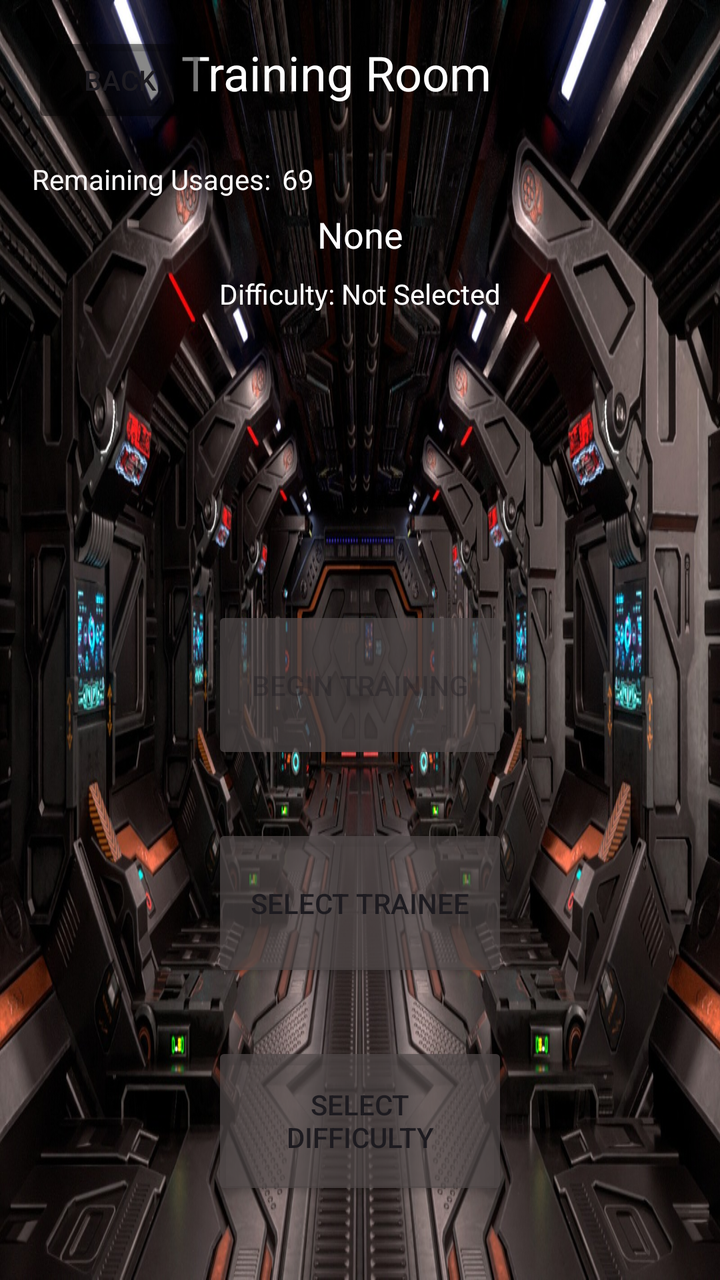
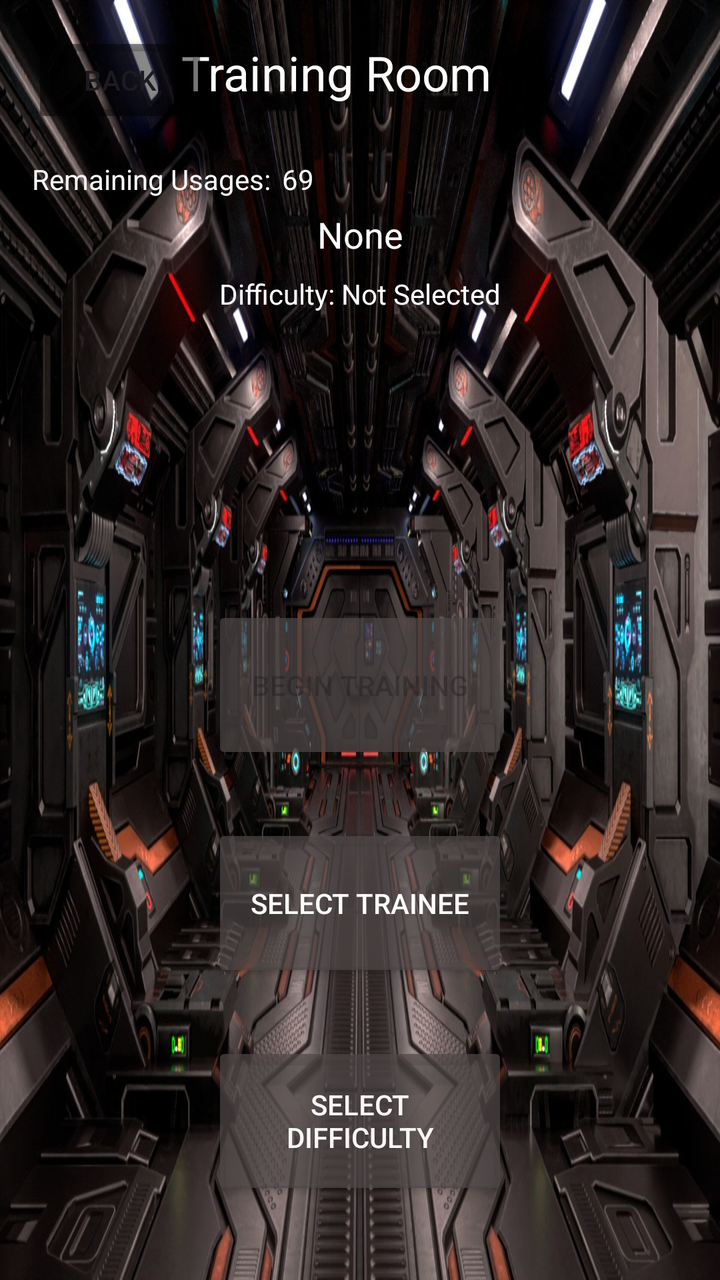

Screens rendered from an Android XML layout before and after an edit, with the pre-edit source and the edit as a unified diff.
<!-- AndroidManifest.xml: application theme Theme.PROJECT -->
<!-- res/layout/training_room.xml -->
<?xml version="1.0" encoding="utf-8"?>
<androidx.constraintlayout.widget.ConstraintLayout xmlns:android="http://schemas.android.com/apk/res/android"
    xmlns:app="http://schemas.android.com/apk/res-auto"
    xmlns:tools="http://schemas.android.com/tools"
    android:layout_width="match_parent"
    android:layout_height="match_parent"
    android:background="@drawable/training_room">

    <Button
        android:id="@+id/back_to_menu_button"
        android:layout_width="wrap_content"
        android:layout_height="wrap_content"
        android:layout_marginStart="16dp"
        android:layout_marginTop="16dp"
        android:text="Back"
        android:backgroundTint="#77000000"
        app:layout_constraintStart_toStartOf="parent"
        app:layout_constraintTop_toTopOf="parent" />

    <Button
        android:id="@+id/begin_training_button"
        android:layout_width="148dp"
        android:layout_height="79dp"
        android:layout_marginBottom="30dp"
        android:backgroundTint="#B74E4848"
        android:text="Begin Training"
        android:enabled="false"
        app:layout_constraintBottom_toTopOf="@+id/select_trainee_button"
        app:layout_constraintEnd_toEndOf="parent"
        app:layout_constraintStart_toStartOf="parent" />

    <Button
        android:id="@+id/select_trainee_button"
        android:layout_width="148dp"
        android:layout_height="79dp"
        android:layout_marginBottom="30dp"
        android:backgroundTint="#B74E4848"
        android:text="Select Trainee"
        app:layout_constraintBottom_toTopOf="@+id/select_difficulty_button"
        app:layout_constraintEnd_toEndOf="parent"
        app:layout_constraintStart_toStartOf="parent" />

    <Button
        android:id="@+id/select_difficulty_button"
        android:layout_width="148dp"
        android:layout_height="79dp"
        android:layout_marginBottom="40dp"
        android:backgroundTint="#B74E4848"
        android:text="Select Difficulty"
        app:layout_constraintBottom_toBottomOf="parent"
        app:layout_constraintEnd_toEndOf="parent"
        app:layout_constraintStart_toStartOf="parent" />

    <TextView
        android:id="@+id/training_room_text"
        android:layout_width="179dp"
        android:layout_height="45dp"
        android:layout_marginTop="20dp"
        android:text="Training Room"
        android:textColor="#FFFFFF"
        android:textSize="24sp"
        app:layout_constraintEnd_toEndOf="parent"
        app:layout_constraintStart_toStartOf="parent"
        app:layout_constraintTop_toTopOf="parent" />

    <TextView
        android:id="@+id/trainee_name_text"
        android:layout_width="wrap_content"
        android:layout_height="wrap_content"
        android:layout_marginTop="40dp"
        android:text="None"
        android:textColor="#FFFFFF"
        android:textSize="18sp"
        app:layout_constraintEnd_toEndOf="parent"
        app:layout_constraintStart_toStartOf="parent"
        app:layout_constraintTop_toBottomOf="@+id/training_room_text" />

    <TextView
        android:id="@+id/difficulty_label_text"
        android:layout_width="wrap_content"
        android:layout_height="wrap_content"
        android:layout_marginTop="8dp"
        android:text="Difficulty: Not Selected"
        android:textColor="#FFFFFF"
        app:layout_constraintEnd_toEndOf="parent"
        app:layout_constraintStart_toStartOf="parent"
        app:layout_constraintTop_toBottomOf="@+id/trainee_name_text" />

    <androidx.recyclerview.widget.RecyclerView
        android:id="@+id/recycler_view_training_select"
        android:layout_width="0dp"
        android:layout_height="0dp"
        android:layout_margin="16dp"
        android:background="#DD000000"
        android:padding="8dp"
        android:visibility="gone"
        app:layout_constraintBottom_toBottomOf="parent"
        app:layout_constraintEnd_toEndOf="parent"
        app:layout_constraintStart_toStartOf="parent"
        app:layout_constraintTop_toTopOf="parent" />

    <TextView
        android:id="@+id/daily_usages_text"
        android:layout_width="126dp"
        android:layout_height="25dp"
        android:layout_marginStart="16dp"
        android:layout_marginTop="80dp"
        android:text="Remaining Usages:"
        android:textColor="#FAF8F8"
        android:textSize="14sp"
        app:layout_constraintStart_toStartOf="parent"
        app:layout_constraintTop_toTopOf="parent" />

    <TextView
        android:id="@+id/remaining_usages_number"
        android:layout_width="27dp"
        android:layout_height="23dp"
        android:layout_marginStart="141dp"
        android:layout_marginTop="80dp"
        android:text="69"
        android:textColor="#FFFEFE"
        android:textSize="14sp"
        app:layout_constraintStart_toStartOf="parent"
        app:layout_constraintTop_toTopOf="parent" />

</androidx.constraintlayout.widget.ConstraintLayout>
<!-- resources referenced by this layout -->
<resources>
  <!-- drawable training_room: webp bitmap (drawable, 367044 bytes) -->
  <style name="Theme.PROJECT" parent="Base.Theme.PROJECT" />
  <style name="Base.Theme.PROJECT" parent="Theme.Material3.DayNight.NoActionBar">
          
          
      </style>
</resources>

<!-- the commit's change to res/layout/training_room.xml (unified diff, before → after) -->
@@ -36,6 +36,7 @@
         android:layout_marginBottom="30dp"
         android:backgroundTint="#B74E4848"
         android:text="Select Trainee"
+        android:textColor="#FDFBFB"
         app:layout_constraintBottom_toTopOf="@+id/select_difficulty_button"
         app:layout_constraintEnd_toEndOf="parent"
         app:layout_constraintStart_toStartOf="parent" />
@@ -47,6 +48,7 @@
         android:layout_marginBottom="40dp"
         android:backgroundTint="#B74E4848"
         android:text="Select Difficulty"
+        android:textColor="#F8F6F6"
         app:layout_constraintBottom_toBottomOf="parent"
         app:layout_constraintEnd_toEndOf="parent"
         app:layout_constraintStart_toStartOf="parent" />
